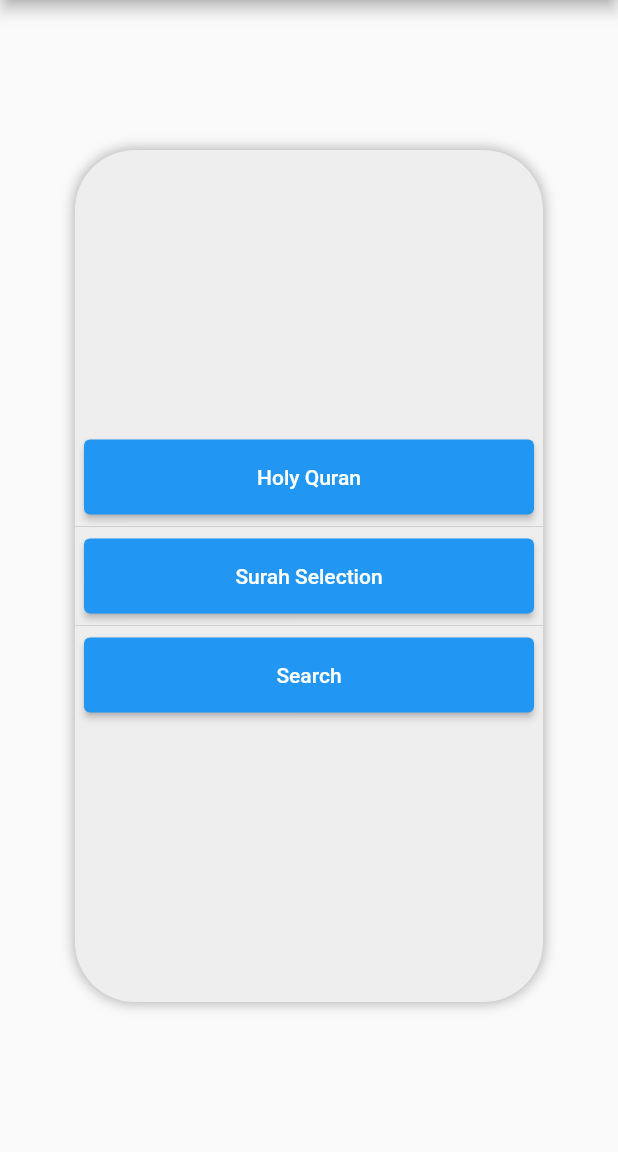
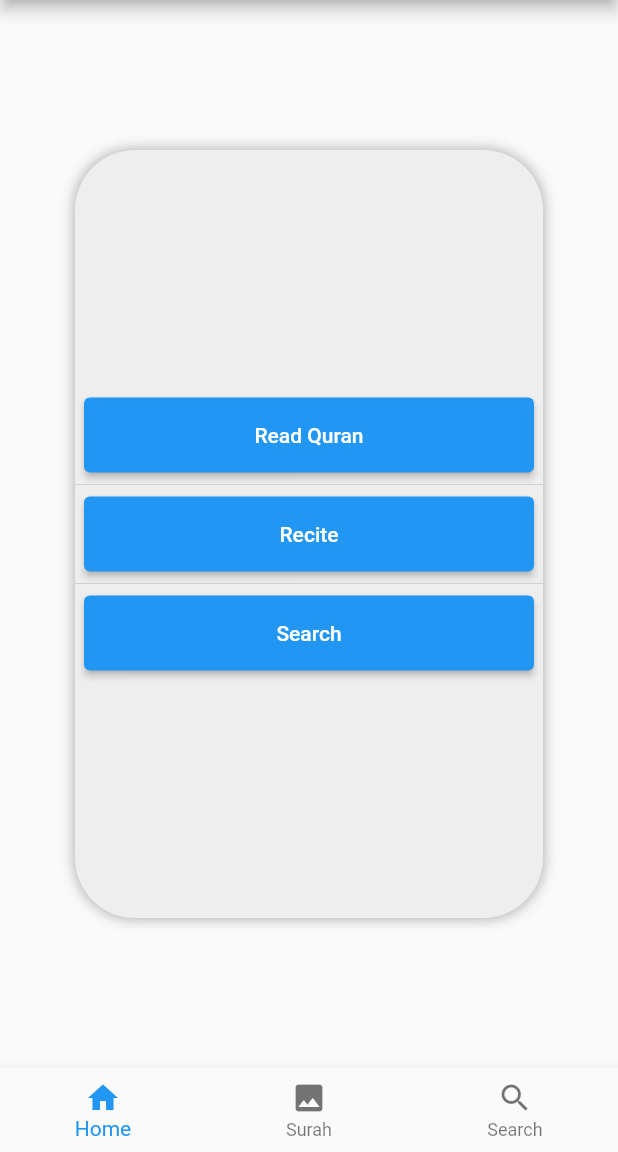
Before and after one commit to FuadAbdullah/material_quran, a Flutter app: the HomePage screen opened directly, after a tap on "Search", on a phone screen of 412 x 824 dp, the part 84-1236 px from its top. Run offline on Flutter 3.47's test engine with Material 2 defaults, Android fonts, the phone set to English and light mode, and no system bars.

Commit message:
Added functional navbar and search page placeholder

```diff
--- a/lib/controller/quranapi.dart
+++ b/lib/controller/quranapi.dart
@@ -1,7 +1,6 @@
 import 'package:flutter/foundation.dart';
 import 'package:http/http.dart' as http;
 import 'dart:convert';
-// import 'package:arabic_numbers/arabic_numbers.dart';
 
 class QuranAPICall {
   var domain, reqUrl, selectedSurah, excludedText;
--- a/lib/main.dart
+++ b/lib/main.dart
@@ -1,4 +1,30 @@
 import 'package:flutter/material.dart';
-import 'package:materialquran/controller/routes.dart';
+import 'package:materialquran/ui/homepage.dart';
+import 'loader/quranglobal.dart';
 
 void main() => runApp(InitApp());
+
+// Initializer
+class InitApp extends StatefulWidget {
+  const InitApp({Key? key}) : super(key: key);
+
+  @override
+  _InitAppState createState() => _InitAppState();
+}
+
+class _InitAppState extends State<InitApp> {
+
+  @override
+  void initState() {
+    super.initState();
+    getLocalQuranInfo();
+  }
+
+  @override
+  Widget build(BuildContext context) {
+    return MaterialApp(
+      title: "Material Quran",
+      home: HomePage(),
+    );
+  }
+}
--- a/lib/ui/homepage.dart
+++ b/lib/ui/homepage.dart
@@ -1,6 +1,8 @@
 import 'package:flutter/material.dart';
-import 'package:materialquran/controller/routes.dart';
 import 'package:materialquran/loader/quranglobal.dart';
+import 'package:materialquran/ui/aboutus.dart';
+import 'package:materialquran/ui/searchpage.dart';
+import 'package:materialquran/ui/surahpage.dart';
 
 // Main Menu
 // This page is the first menu
@@ -8,17 +10,45 @@ import 'package:materialquran/loader/quranglobal.dart';
 // All buttons leading to different
 // pages are found here
 
-class HomePage extends StatelessWidget {
+class HomePage extends StatefulWidget {
   const HomePage({Key? key}) : super(key: key);
+
+  @override
+  _HomePageState createState() => _HomePageState();
+}
+
+class _HomePageState extends State<HomePage> {
+  int _currIndex = 0;
+  final List<Widget> _children = [
+    HomePageContainer(),
+    SurahSelectionContainer(fromNavBar: true),
+    SearchPageContainer()
+  ];
+
+  void onTapTabbed(int index) {
+    setState(() {
+      _currIndex = index;
+    });
+  }
 
   @override
   Widget build(BuildContext context) {
     return Scaffold(
+        bottomNavigationBar: BottomNavigationBar(
+          onTap: onTapTabbed,
+          currentIndex: _currIndex,
+          items: [
+            BottomNavigationBarItem(icon: Icon(Icons.home), label: "Home"),
+            BottomNavigationBarItem(icon: Icon(Icons.image), label: "Surah"),
+            BottomNavigationBarItem(
+                icon: Icon(Icons.search), label: "Search")
+          ],
+        ),
         appBar: AppBar(
           title: Text("Material Quran"),
           centerTitle: true,
         ),
-        body: HomePageContainer(),
+        body: _children[_currIndex],
         endDrawer: Container(
             width: getScreenSize(context),
             child: Drawer(
@@ -52,7 +82,7 @@ class HomePage extends StatelessWidget {
                       onPressed: () => Navigator.push(
                           context,
                           MaterialPageRoute(
-                            builder: (context) => AboutUsMenu(),
+                            builder: (context) => AboutUsPage(),
                           )),
                     ),
                   )
@@ -90,8 +120,13 @@ class HomePageContainer extends StatelessWidget {
                 height: 50,
                 width: 300,
                 child: ElevatedButton(
-                  child: Text("Holy Quran"),
-                  onPressed: () {},
+                  child: Text("Read Quran"),
+                  onPressed: () {
+                    Navigator.push(
+                        context,
+                        MaterialPageRoute(
+                            builder: (context) => SurahSelectionPage(fromNavBar: false)));
+                  },
                 ),
               ),
               Divider(),
@@ -99,13 +134,8 @@ class HomePageContainer extends StatelessWidget {
                 height: 50,
                 width: 300,
                 child: ElevatedButton(
-                  child: Text("Surah Selection"),
-                  onPressed: () {
-                    Navigator.push(
-                        context,
-                        MaterialPageRoute(
-                            builder: (context) => SurahSelectionMenu()));
-                  },
+                  child: Text("Recite"),
+                  onPressed: () {},
                 ),
               ),
               Divider(),
```
Also changed, not shown: lib/controller/routes.dart (deleted, +0 -86 lines), lib/ui/searchpage.dart (added, +46 -0 lines), lib/ui/surahpage.dart (+31 -31 lines).
